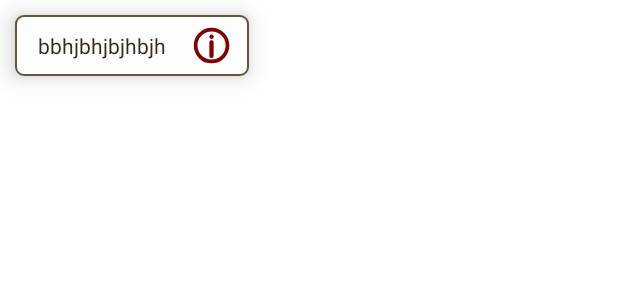
After one commit to kingaGniedziejko/MaraudersMapOfLondon, an Android app: the layout custom_info_window.xml on its own in the app's theme, with its tools: preview values and no code run, on a phone screen of 412 x 824 dp. The commit adds this screen. Shown: the top 300 px of the screen. Run offline under Robolectric (Android 15) with nearby library versions, the phone set to English and light mode, and no system bars.

Commit message:
custom info window

```diff
--- a/app/src/main/AndroidManifest.xml
+++ b/app/src/main/AndroidManifest.xml
@@ -16,7 +16,7 @@
         <activity
             android:name=".AttractionInfoActivity"
             android:label="@string/title_activity_attraction_info"
-            android:theme="@style/Theme.MaraudersMapOfLondon.NoActionBar"></activity>
+            android:theme="@style/Theme.MaraudersMapOfLondon.NoActionBar" />
 
         <meta-data
             android:name="com.google.android.geo.API_KEY"
--- /dev/null
+++ b/app/src/main/res/drawable/ic_info.xml
@@ -0,0 +1,23 @@
+<vector xmlns:android="http://schemas.android.com/apk/res/android"
+    android:width="400dp"
+    android:height="400dp"
+    android:viewportWidth="400"
+    android:viewportHeight="400">
+  <path
+      android:pathData="M197.5,169.94L202.5,169.94L202.5,294.44L197.5,294.44L197.5,169.94Z"
+      android:strokeLineJoin="round"
+      android:strokeWidth="33"
+      android:fillColor="#7f0303"
+      android:strokeColor="#7f0303"
+      android:strokeLineCap="round"/>
+  <path
+      android:pathData="M200.5,342C122.25,342 59,278.75 59,200.5C59,122.25 122.25,59 200.5,59C278.75,59 342,122.25 342,200.5C342,278.75 278.75,342 200.5,342Z"
+      android:strokeWidth="33"
+      android:fillColor="#00000000"
+      android:strokeColor="#7f0303"/>
+  <path
+      android:pathData="M200.5,135C193.59,135 188,129.41 188,122.5C188,115.59 193.59,110 200.5,110C207.41,110 213,115.59 213,122.5C213,129.41 207.41,135 200.5,135Z"
+      android:strokeWidth="14"
+      android:fillColor="#7f0303"
+      android:strokeColor="#7f0303"/>
+</vector>
--- /dev/null
+++ b/app/src/main/res/drawable/info_window_background.xml
@@ -0,0 +1,57 @@
+<?xml version="1.0" encoding="UTF-8"?>
+
+
+<!--<layer-list xmlns:android="http://schemas.android.com/apk/res/android">-->
+<!--    <item>-->
+<!--        <shape xmlns:android="http://schemas.android.com/apk/res/android"-->
+<!--            android:layout_height="wrap_content"-->
+<!--            android:layout_width="match_parent"-->
+<!--            android:layout_margin="10dp">-->
+
+<!--            <solid android:color="#FDFDFD"/>-->
+<!--            <corners android:radius="5dp"/>-->
+<!--            <stroke android:color="@color/brown" android:width="1dp"/>-->
+
+<!--            <padding-->
+<!--                android:left="10dp"-->
+<!--                android:top="10dp"-->
+<!--                android:right="10dp"-->
+<!--                android:bottom="10dp" />-->
+
+<!--        </shape>-->
+<!--    </item>-->
+<!--    <item>-->
+<!--        <shape xmlns:android="http://schemas.android.com/apk/res/android"-->
+<!--            android:layouta_width="40dp"-->
+<!--            android:layout_height="40dp">-->
+<!--            <group android:name="triableGroup">-->
+<!--                <path-->
+<!--                    android:name="triangle"-->
+<!--                    android:fillColor="#000000"-->
+<!--                    android:pathData="m 50,0 l 50,50 -100,0 z" />-->
+<!--            </group>-->
+<!--        </shape>-->
+<!--    </item>-->
+
+
+
+<!--</layer-list>-->
+
+
+
+<shape xmlns:android="http://schemas.android.com/apk/res/android"
+    android:layout_height="wrap_content"
+    android:layout_width="match_parent"
+    android:layout_margin="10dp">
+
+    <solid android:color="#FDFDFD"/>
+    <corners android:radius="5dp"/>
+    <stroke android:color="@color/brown" android:width="1dp"/>
+
+    <padding
+        android:left="10dp"
+        android:top="10dp"
+        android:right="10dp"
+        android:bottom="10dp" />
+
+</shape>
--- a/app/src/main/res/layout/activity_attraction_info.xml
+++ b/app/src/main/res/layout/activity_attraction_info.xml
@@ -5,8 +5,7 @@
     android:layout_height="match_parent"
     android:paddingLeft="10dp"
     android:paddingTop="30dp"
-    android:paddingRight="10dp"
-    tools:context=".AttractionInfoFragment">
+    android:paddingRight="10dp">
 
     <TextView
         android:id="@+id/title"
--- /dev/null
+++ b/app/src/main/res/layout/custom_info_window.xml
@@ -0,0 +1,33 @@
+<?xml version="1.0" encoding="utf-8"?>
+<LinearLayout xmlns:android="http://schemas.android.com/apk/res/android"
+    xmlns:app="http://schemas.android.com/apk/res-auto"
+    xmlns:tools="http://schemas.android.com/tools"
+    android:layout_width="wrap_content"
+    android:layout_height="wrap_content"
+    android:layout_margin="10dp"
+    android:background="@drawable/info_window_background"
+    android:elevation="10dp"
+    android:gravity="center_vertical"
+    android:paddingTop="5dp"
+    android:paddingBottom="5dp"
+    tools:context=".CustomInfoWindowAdapter"
+    android:paddingRight="10dp"
+    android:paddingLeft="15dp">
+
+    <TextView
+        android:id="@+id/title"
+        android:layout_width="wrap_content"
+        android:layout_height="wrap_content"
+        android:layout_weight="1"
+        android:text="bbhjbhjbjhbjh" />
+
+    <ImageView
+        android:id="@+id/imageView2"
+        android:layout_width="30dp"
+        android:layout_height="30dp"
+        android:layout_marginStart="15dp"
+        android:layout_marginLeft="15dp"
+        android:src="@drawable/ic_info" />
+
+
+</LinearLayout>
--- a/app/src/main/res/values/colors.xml
+++ b/app/src/main/res/values/colors.xml
@@ -8,6 +8,8 @@
     <color name="black">#FF000000</color>
     <color name="white">#FFFFFFFF</color>
 
+    <color name="font">#322920</color>
+
     <color name="dark_brown">#42372B</color>
     <color name="brown">#655541</color>
 </resources>
--- a/app/src/main/res/values/themes.xml
+++ b/app/src/main/res/values/themes.xml
@@ -4,6 +4,7 @@
         <!-- Primary brand color. -->
         <item name="colorPrimary">@color/brown</item>
         <item name="colorPrimaryVariant">@color/dark_brown</item>
+        <item name="android:textColor">@color/font</item>
         <item name="colorOnPrimary">@color/white</item>
         <!-- Secondary brand color. -->
         <item name="colorSecondary">@color/teal_200</item>
```
Also changed, not shown: app/src/main/java/com/example/maraudersmapoflondon/Attraction.java (+1 -36 lines), app/src/main/java/com/example/maraudersmapoflondon/AttractionInfoFragment.java (deleted, +0 -28 lines), app/src/main/java/com/example/maraudersmapoflondon/CustomInfoWindowAdapter.java (added, +39 -0 lines), app/src/main/java/com/example/maraudersmapoflondon/MainActivity.java (+48 -5 lines), app/src/main/res/layout/fragment_attraction_info.xml (deleted, +0 -31 lines).
